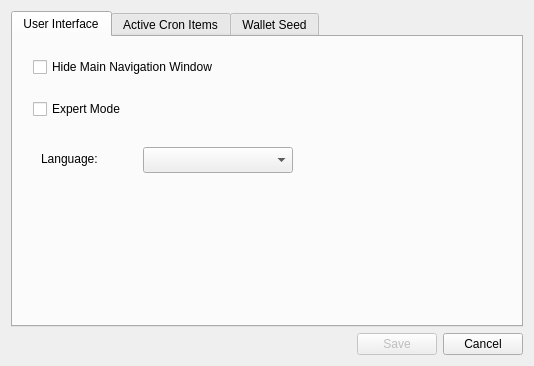
Before: the Qt Designer form src/gui/widgets/settings.ui in Open-Transactions/Moneychanger, drawn with Qt 5.
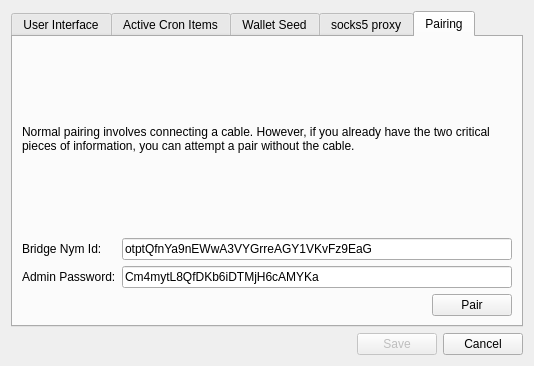
After: the same form once the commit is applied.

Commit message: Added manual pairing and socks5 proxy to settings

Diff of the .ui file:
```diff
--- a/src/gui/widgets/settings.ui
+++ b/src/gui/widgets/settings.ui
@@ -17,7 +17,7 @@
    <item>
     <widget class="QTabWidget" name="tabWidget">
      <property name="currentIndex">
-      <number>0</number>
+      <number>4</number>
      </property>
      <widget class="QWidget" name="tabUI">
       <attribute name="title">
@@ -176,6 +176,127 @@
        </property>
       </widget>
      </widget>
+     <widget class="QWidget" name="tabSocks">
+      <attribute name="title">
+       <string>socks5 proxy</string>
+      </attribute>
+      <layout class="QVBoxLayout" name="verticalLayout_3">
+       <item>
+        <widget class="QLabel" name="label_3">
+         <property name="text">
+          <string>This application uses Tor, and you may need to set up a socks5 proxy for Tor, perhaps by installing the Tor Browser Bundle. If so, use this settings page to configure Open-Transactions to use it.</string>
+         </property>
+         <property name="wordWrap">
+          <bool>true</bool>
+         </property>
+        </widget>
+       </item>
+       <item>
+        <layout class="QHBoxLayout" name="horizontalLayout_3">
+         <item>
+          <widget class="QLabel" name="label_4">
+           <property name="text">
+            <string>Socks5 Proxy:</string>
+           </property>
+          </widget>
+         </item>
+         <item>
+          <widget class="QLineEdit" name="lineEditSocksProxy">
+           <property name="text">
+            <string>192.168.1.254:9050</string>
+           </property>
+           <property name="alignment">
+            <set>Qt::AlignRight|Qt::AlignTrailing|Qt::AlignVCenter</set>
+           </property>
+           <property name="placeholderText">
+            <string>127.0.0.1:9050</string>
+           </property>
+          </widget>
+         </item>
+         <item>
+          <widget class="QPushButton" name="pushButtonSetSocksProxy">
+           <property name="text">
+            <string>Set Socks5 Proxy</string>
+           </property>
+          </widget>
+         </item>
+        </layout>
+       </item>
+      </layout>
+     </widget>
+     <widget class="QWidget" name="tabPairing">
+      <attribute name="title">
+       <string>Pairing</string>
+      </attribute>
+      <layout class="QVBoxLayout" name="verticalLayout_4">
+       <item>
+        <widget class="QLabel" name="label_5">
+         <property name="text">
+          <string>Normal pairing involves connecting a cable. However, if you already have the two critical pieces of information, you can attempt a pair without the cable.</string>
+         </property>
+         <property name="wordWrap">
+          <bool>true</bool>
+         </property>
+        </widget>
+       </item>
+       <item>
+        <layout class="QGridLayout" name="gridLayout_2">
+         <item row="0" column="0">
+          <widget class="QLabel" name="label_6">
+           <property name="text">
+            <string>Bridge Nym Id:</string>
+           </property>
+          </widget>
+         </item>
+         <item row="0" column="1">
+          <widget class="QLineEdit" name="lineEditBridgeNymId">
+           <property name="text">
+            <string>otptQfnYa9nEWwA3VYGrreAGY1VKvFz9EaG</string>
+           </property>
+          </widget>
+         </item>
+         <item row="1" column="0">
+          <widget class="QLabel" name="label_7">
+           <property name="text">
+            <string>Admin Password:</string>
+           </property>
+          </widget>
+         </item>
+         <item row="1" column="1">
+          <widget class="QLineEdit" name="lineEditAdminPassword">
+           <property name="text">
+            <string>Cm4mytL8QfDKb6iDTMjH6cAMYKa</string>
+           </property>
+          </widget>
+         </item>
+        </layout>
+       </item>
+       <item>
+        <layout class="QHBoxLayout" name="horizontalLayout_4">
+         <item>
+          <spacer name="horizontalSpacer_3">
+           <property name="orientation">
+            <enum>Qt::Horizontal</enum>
+           </property>
+           <property name="sizeHint" stdset="0">
+            <size>
+             <width>308</width>
+             <height>20</height>
+            </size>
+           </property>
+          </spacer>
+         </item>
+         <item>
+          <widget class="QPushButton" name="pushButtonPair">
+           <property name="text">
+            <string>Pair</string>
+           </property>
+          </widget>
+         </item>
+        </layout>
+       </item>
+      </layout>
+     </widget>
     </widget>
    </item>
    <item>
```
Left out of the diff: 4 changed lines with no effect on the pictures. The commit also changes 4 other files.
